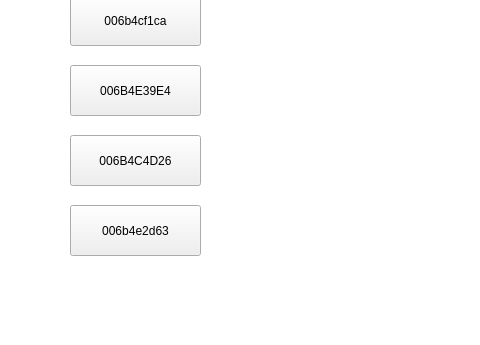
The window that SmartCabinet/Device/devicesimulate.ui (birdman1992/SmartCabinet) describes before a commit, drawn with Qt 5; both pictures show x 0 to 480 and y 135 to 480 of the 640 by 480 pixel window.
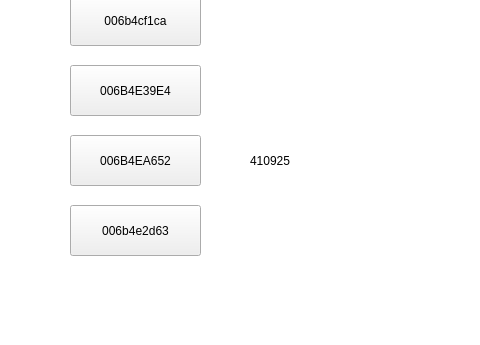
The same window after the commit. The open tabs and pages were chosen to show the change.

```diff
--- a/SmartCabinet/Device/devicesimulate.ui
+++ b/SmartCabinet/Device/devicesimulate.ui
@@ -104,7 +104,7 @@
         <enum>Qt::NoFocus</enum>
        </property>
        <property name="text">
-        <string>006B4C4D26</string>
+        <string>006B4EA652</string>
        </property>
       </widget>
       <widget class="QPushButton" name="pushButton_4">
@@ -123,6 +123,19 @@
         <string>006b4e2d63</string>
        </property>
       </widget>
+      <widget class="QLabel" name="label">
+       <property name="geometry">
+        <rect>
+         <x>250</x>
+         <y>210</y>
+         <width>61</width>
+         <height>31</height>
+        </rect>
+       </property>
+       <property name="text">
+        <string>410925</string>
+       </property>
+      </widget>
      </widget>
      <widget class="QWidget" name="storeList">
       <widget class="QPushButton" name="car1">
```
Left out of the diff: 6 changed lines with no effect on the pictures.
